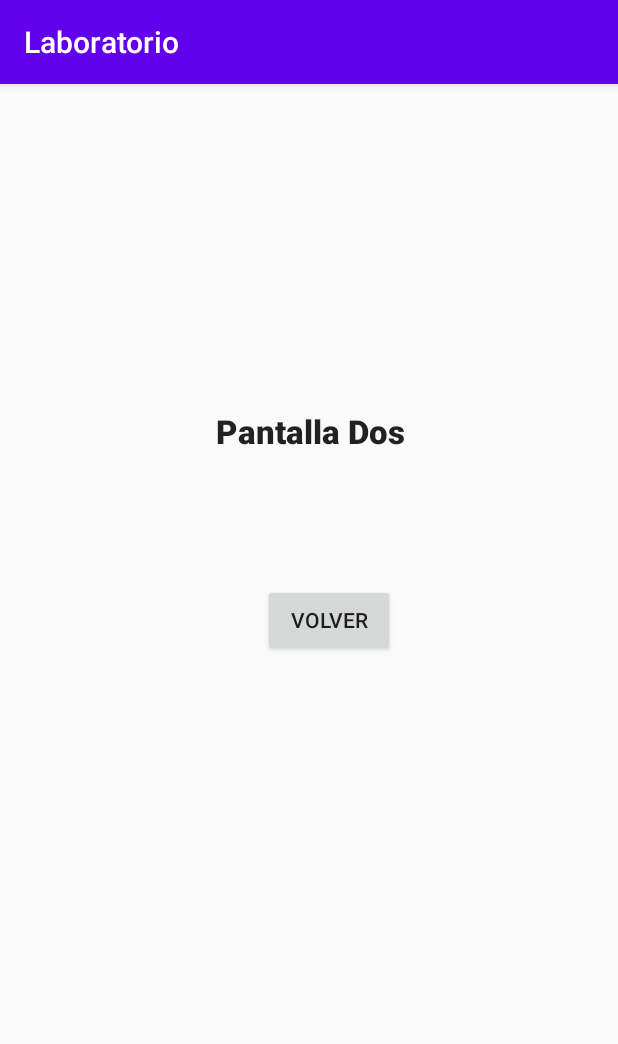
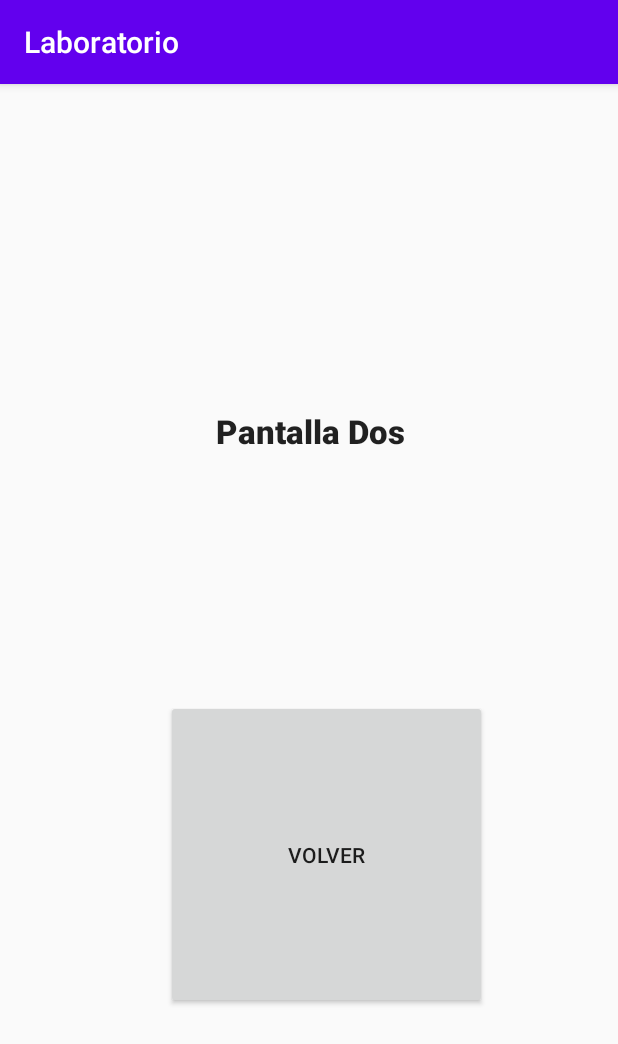
Before and after one commit to grisone/lab01, an Android app: the screen it shows after launch (DosActivity), after a tap on "SIGUIENTE", on a phone screen of 412 x 824 dp. Shown: the top 1044 px of the screen. Run offline under Robolectric (Android 15) with nearby library versions, the phone set to English and light mode, and no system bars.

```diff
--- a/app/src/main/java/com/example/testaplication/MainActivity.java
+++ b/app/src/main/java/com/example/testaplication/MainActivity.java
@@ -10,9 +10,8 @@ import android.widget.Toast;
 
 public class MainActivity extends AppCompatActivity {
 
-    private static int transversal = 0;
-
-    private int inicial;
+    public static int transversal = 0;
+    private static int inicial;
 
     @Override
     protected void onCreate(Bundle savedInstanceState) {
@@ -26,12 +25,12 @@ public class MainActivity extends AppCompatActivity {
     protected void onResume() {
         super.onResume();
         TextView textView2 =  findViewById(R.id.textView2);
-        String valor = textView2.getText() + " :: " + ++inicial;
-        textView2.setText(valor);
+        String valor2 = textView2.getText() + " :: " + ++inicial;
+        textView2.setText(valor2);
 
         TextView textView3 =  findViewById(R.id.textView3);
-        String valor2 = textView3.getText() + " :: " + ++transversal;
-        textView3.setText(valor2);
+        String valor3 = textView3.getText() + " :: " + ++transversal;
+        textView3.setText(valor3);
     }
 
     public void abrirActividad(View view) {
--- a/app/src/main/res/layout/activity_dos.xml
+++ b/app/src/main/res/layout/activity_dos.xml
@@ -13,6 +13,7 @@
         android:layout_width="138dp"
         android:layout_height="44dp"
         android:layout_marginStart="144dp"
+        android:layout_marginLeft="144dp"
         android:contentDescription="@string/app_name"
         android:lineSpacingExtra="12sp"
         android:text="@string/titulo2"
@@ -29,19 +30,20 @@
         app:layout_constraintVertical_bias="0.299"
         tools:visibility="visible" />
 
+
     <Button
         android:id="@+id/button"
-        android:layout_width="wrap_content"
-        android:layout_height="wrap_content"
+        android:layout_width="214dp"
+        android:layout_height="206dp"
         android:layout_marginBottom="68dp"
         android:onClick="cerrarActividad"
         android:text="@string/botondos"
         app:layout_constraintBottom_toBottomOf="parent"
         app:layout_constraintEnd_toEndOf="parent"
-        app:layout_constraintHorizontal_bias="0.541"
+        app:layout_constraintHorizontal_bias="0.558"
         app:layout_constraintStart_toStartOf="parent"
         app:layout_constraintTop_toBottomOf="@+id/textView"
-        app:layout_constraintVertical_bias="0.185"
+        app:layout_constraintVertical_bias="0.642"
         tools:ignore="MissingConstraints"
         tools:visibility="visible" />
 
--- a/app/src/main/res/layout/activity_main.xml
+++ b/app/src/main/res/layout/activity_main.xml
@@ -29,15 +29,17 @@
         app:layout_constraintHorizontal_bias="0.495"
         app:layout_constraintStart_toStartOf="parent"
         app:layout_constraintTop_toBottomOf="@+id/textView"
-        app:layout_constraintVertical_bias="0.564" />
+        app:layout_constraintVertical_bias="0.546" />
 
     <TextView
         android:id="@+id/textView3"
         android:layout_width="300dp"
         android:layout_height="61dp"
         android:contentDescription="@string/app_name"
+        android:drawableStart="@drawable/ic_launcher_background"
+        android:drawableEnd="@drawable/ic_launcher_background"
+        android:drawableRight="@drawable/ic_launcher_background"
         android:drawableLeft="@drawable/ic_launcher_background"
-        android:drawableRight="@drawable/ic_launcher_background"
         android:text="@string/titulo1"
         android:visibility="visible"
         app:layout_constraintBottom_toBottomOf="parent"
```
